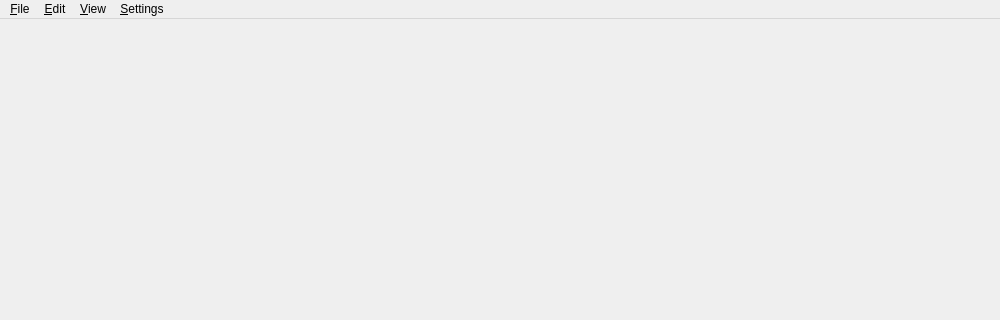
Old version of the form main-window.ui in the repository Clownacy/ClownMapEd; both pictures show x 0 to 1000 and y 0 to 320 of the 1000 by 850 pixel window.
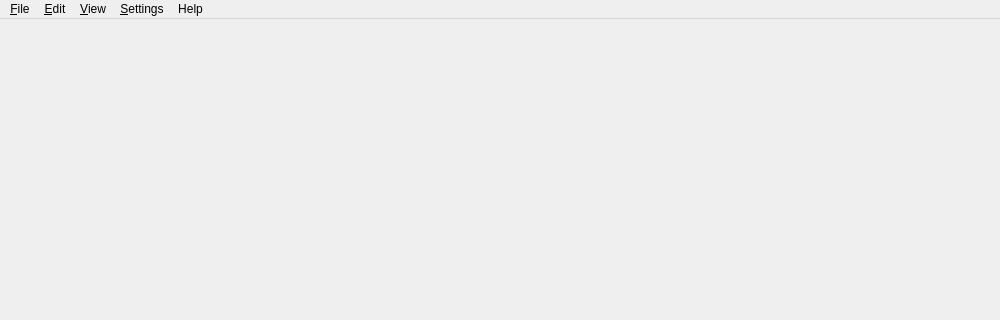
New version of the form.

Commit message:
Add About menu.
Does not scale correctly on high DPI displays.

Patch:
```diff
--- a/main-window.ui
+++ b/main-window.ui
@@ -234,10 +234,17 @@
     </widget>
     <addaction name="menuScroll"/>
    </widget>
+   <widget class="QMenu" name="menuHelp">
+    <property name="title">
+     <string>Help</string>
+    </property>
+    <addaction name="actionAbout"/>
+   </widget>
    <addaction name="menuFile"/>
    <addaction name="menuEdit"/>
    <addaction name="menu_View"/>
    <addaction name="menu_Settings"/>
+   <addaction name="menuHelp"/>
   </widget>
   <action name="actionLoad_Primary_Palette">
    <property name="text">
```
Left out of the diff: 5 changed lines with no effect on the pictures. The commit also changes 7 other files.
